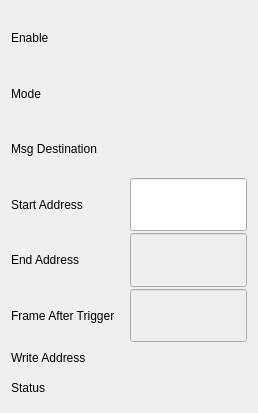
The window that new_look/waveform_engine.ui (cristinasewell/ATCA_PyDM_Screens) describes before a commit, drawn with Qt 5.
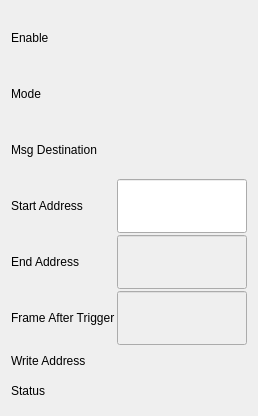
The same window after the commit. Custom widgets are drawn as their Qt base class.

The edit to the form file:
```diff
--- a/new_look/waveform_engine.ui
+++ b/new_look/waveform_engine.ui
@@ -7,7 +7,7 @@
     <x>0</x>
     <y>0</y>
     <width>258</width>
-    <height>413</height>
+    <height>416</height>
    </rect>
   </property>
   <property name="windowTitle">
@@ -42,8 +42,8 @@
       <widget class="PyDMEnumButton" name="PyDMEnumButton">
        <property name="sizePolicy">
         <sizepolicy hsizetype="Preferred" vsizetype="Preferred">
-         <horstretch>0</horstretch>
-         <verstretch>0</verstretch>
+         <horstretch>1</horstretch>
+         <verstretch>1</verstretch>
         </sizepolicy>
        </property>
        <property name="minimumSize">
@@ -115,8 +115,8 @@
       <widget class="PyDMEnumButton" name="PyDMEnumButton_2">
        <property name="sizePolicy">
         <sizepolicy hsizetype="Preferred" vsizetype="Preferred">
-         <horstretch>0</horstretch>
-         <verstretch>0</verstretch>
+         <horstretch>1</horstretch>
+         <verstretch>1</verstretch>
         </sizepolicy>
        </property>
        <property name="minimumSize">
@@ -188,8 +188,8 @@
       <widget class="PyDMEnumButton" name="PyDMEnumButton_3">
        <property name="sizePolicy">
         <sizepolicy hsizetype="Preferred" vsizetype="Preferred">
-         <horstretch>0</horstretch>
-         <verstretch>0</verstretch>
+         <horstretch>1</horstretch>
+         <verstretch>1</verstretch>
         </sizepolicy>
        </property>
        <property name="minimumSize">
@@ -258,8 +258,8 @@
       <widget class="PyDMLineEdit" name="PyDMLineEdit">
        <property name="sizePolicy">
         <sizepolicy hsizetype="Preferred" vsizetype="Preferred">
-         <horstretch>0</horstretch>
-         <verstretch>0</verstretch>
+         <horstretch>1</horstretch>
+         <verstretch>1</verstretch>
         </sizepolicy>
        </property>
        <property name="maximumSize">
@@ -307,8 +307,8 @@
        </property>
        <property name="sizePolicy">
         <sizepolicy hsizetype="Preferred" vsizetype="Preferred">
-         <horstretch>0</horstretch>
-         <verstretch>0</verstretch>
+         <horstretch>1</horstretch>
+         <verstretch>1</verstretch>
         </sizepolicy>
        </property>
        <property name="maximumSize">
@@ -356,8 +356,8 @@
        </property>
        <property name="sizePolicy">
         <sizepolicy hsizetype="Preferred" vsizetype="Preferred">
-         <horstretch>0</horstretch>
-         <verstretch>0</verstretch>
+         <horstretch>1</horstretch>
+         <verstretch>1</verstretch>
         </sizepolicy>
        </property>
        <property name="maximumSize">
@@ -399,8 +399,8 @@
       <widget class="PyDMLabel" name="PyDMLabel">
        <property name="sizePolicy">
         <sizepolicy hsizetype="Preferred" vsizetype="Preferred">
-         <horstretch>0</horstretch>
-         <verstretch>0</verstretch>
+         <horstretch>1</horstretch>
+         <verstretch>1</verstretch>
         </sizepolicy>
        </property>
        <property name="minimumSize">
@@ -452,8 +452,8 @@
       <widget class="PyDMLabel" name="PyDMLabel_2">
        <property name="sizePolicy">
         <sizepolicy hsizetype="Preferred" vsizetype="Preferred">
-         <horstretch>0</horstretch>
-         <verstretch>0</verstretch>
+         <horstretch>1</horstretch>
+         <verstretch>1</verstretch>
         </sizepolicy>
        </property>
        <property name="maximumSize">
```
